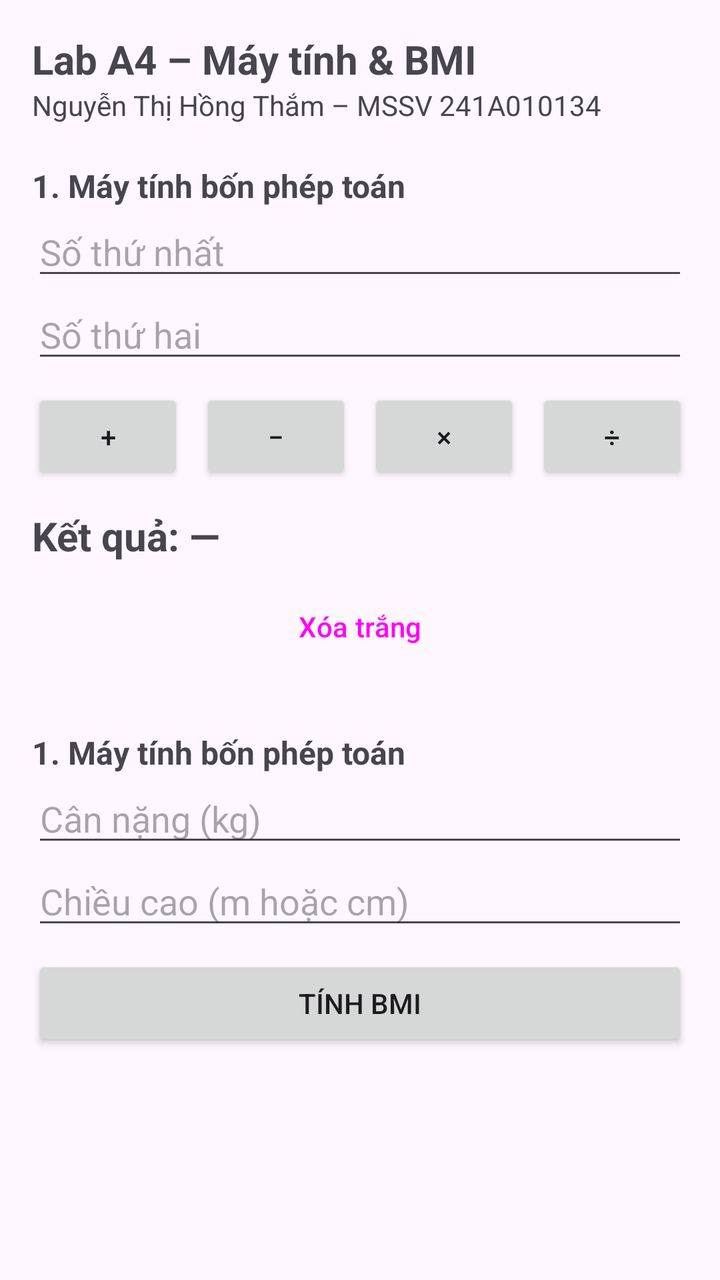
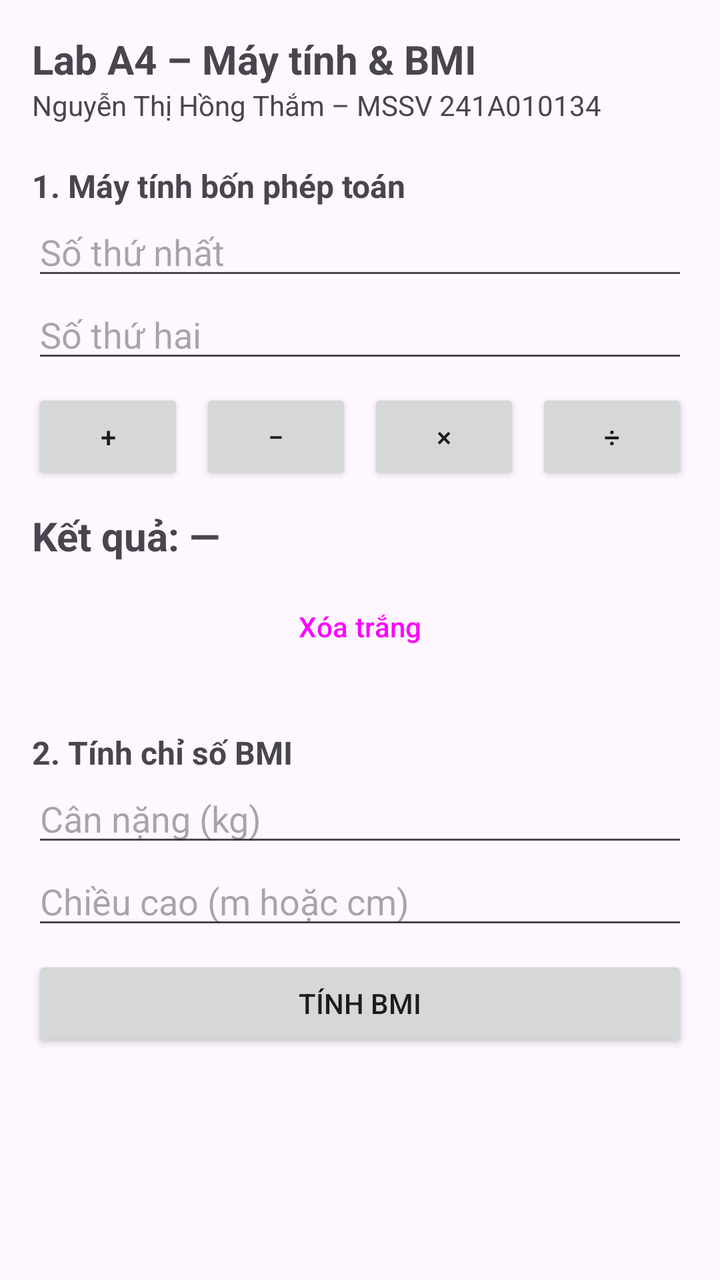

Two renders of the same Android screen: before a commit and after it. Below are the layout's source before the change and the commit's diff.
<!-- AndroidManifest.xml: application theme Theme.A4_241A010134 -->
<!-- res/layout/activity_main.xml -->
<?xml version="1.0" encoding="utf-8"?>
<ScrollView xmlns:android="http://schemas.android.com/apk/res/android"
    android:id="@+id/main"
    android:layout_width="match_parent"
    android:layout_height="match_parent">

    <LinearLayout
        android:layout_width="match_parent"
        android:layout_height="wrap_content"
        android:orientation="vertical"
        android:padding="16dp">

        <TextView
            android:layout_width="wrap_content"
            android:layout_height="wrap_content"
            android:text="@string/title"
            android:textSize="20sp"
            android:textStyle="bold" />

        <TextView
            android:layout_width="wrap_content"
            android:layout_height="wrap_content"
            android:text="@string/student"
            android:textSize="14sp" />

        
        <TextView
            android:layout_width="wrap_content"
            android:layout_height="wrap_content"
            android:layout_marginTop="20dp"
            android:text="@string/section_calc"
            android:textSize="16sp"
            android:textStyle="bold" />

        <EditText
            android:id="@+id/edtSoA"
            android:layout_width="match_parent"
            android:layout_height="wrap_content"
            android:hint="@string/hint_a"
            android:importantForAutofill="no"
            android:inputType="numberDecimal|numberSigned" />

        <EditText
            android:id="@+id/edtSoB"
            android:layout_width="match_parent"
            android:layout_height="wrap_content"
            android:hint="@string/hint_b"
            android:importantForAutofill="no"
            android:inputType="numberDecimal|numberSigned" />

        <LinearLayout
            android:layout_width="match_parent"
            android:layout_height="wrap_content"
            android:layout_marginTop="8dp"
            android:orientation="horizontal">

            <Button
                android:id="@+id/btnCong"
                android:layout_width="0dp"
                android:layout_height="wrap_content"
                android:layout_weight="1"
                android:text="@string/op_add" />

            <Button
                android:id="@+id/btnTru"
                android:layout_width="0dp"
                android:layout_height="wrap_content"
                android:layout_marginStart="8dp"
                android:layout_weight="1"
                android:text="@string/op_sub" />

            <Button
                android:id="@+id/btnNhan"
                android:layout_width="0dp"
                android:layout_height="wrap_content"
                android:layout_marginStart="8dp"
                android:layout_weight="1"
                android:text="@string/op_mul" />

            <Button
                android:id="@+id/btnChia"
                android:layout_width="0dp"
                android:layout_height="wrap_content"
                android:layout_marginStart="8dp"
                android:layout_weight="1"
                android:text="@string/op_div" />
        </LinearLayout>

        <TextView
            android:id="@+id/tvKetQua"
            android:layout_width="match_parent"
            android:layout_height="wrap_content"
            android:layout_marginTop="12dp"
            android:text="@string/result_placeholder"
            android:textSize="20sp"
            android:textStyle="bold" />

        <Button
            android:id="@+id/btnXoa"
            style="?attr/materialButtonOutlinedStyle"
            android:layout_width="match_parent"
            android:layout_height="wrap_content"
            android:layout_marginTop="8dp"
            android:text="@string/clear" />

        
        <TextView
            android:layout_width="wrap_content"
            android:layout_height="wrap_content"
            android:layout_marginTop="28dp"
            android:text="@string/section_calc"
            android:textSize="16sp"
            android:textStyle="bold" />

        <EditText
            android:id="@+id/edtCanNang"
            android:layout_width="match_parent"
            android:layout_height="wrap_content"
            android:hint="@string/hint_weight"
            android:importantForAutofill="no"
            android:inputType="numberDecimal" />

        <EditText
            android:id="@+id/edtChieuCao"
            android:layout_width="match_parent"
            android:layout_height="wrap_content"
            android:hint="@string/hint_height"
            android:importantForAutofill="no"
            android:inputType="numberDecimal" />

        <Button
            android:id="@+id/btnTinhBmi"
            android:layout_width="match_parent"
            android:layout_height="wrap_content"
            android:layout_marginTop="8dp"
            android:text="@string/calc_bmi" />

        <TextView
            android:id="@+id/tvBmi"
            android:layout_width="match_parent"
            android:layout_height="wrap_content"
            android:layout_marginTop="12dp"
            android:textSize="20sp"
            android:textStyle="bold" />

        <TextView
            android:id="@+id/tvPhanLoai"
            android:layout_width="match_parent"
            android:layout_height="wrap_content"
            android:textSize="16sp" />
    </LinearLayout>
</ScrollView>
<!-- resources referenced by this layout -->
<resources>
  <string name="calc_bmi">Tính BMI</string>
  <string name="clear">Xóa trắng</string>
  <string name="hint_a">Số thứ nhất</string>
  <string name="hint_b">Số thứ hai</string>
  <string name="hint_height">Chiều cao (m hoặc cm)</string>
  <string name="hint_weight">Cân nặng (kg)</string>
  <string name="op_add">+</string>
  <string name="op_div">÷</string>
  <string name="op_mul">×</string>
  <string name="op_sub">−</string>
  <string name="result_placeholder">Kết quả: —</string>
  <string name="section_calc">1. Máy tính bốn phép toán</string>
  <string name="student">Nguyễn Thị Hồng Thắm – MSSV 241A010134</string>
  <string name="title">Lab A4 – Máy tính &amp; BMI</string>
  <style name="Theme.A4_241A010134" parent="Base.Theme.A4_241A010134" />
  <style name="Base.Theme.A4_241A010134" parent="Theme.Material3.DayNight.NoActionBar">
          
          
      </style>
</resources>

<!-- the commit's change to res/layout/activity_main.xml (unified diff, before → after) -->
@@ -108,7 +108,7 @@
             android:layout_width="wrap_content"
             android:layout_height="wrap_content"
             android:layout_marginTop="28dp"
-            android:text="@string/section_calc"
+            android:text="@string/section_bmi"
             android:textSize="16sp"
             android:textStyle="bold" />
 
<!-- resource entries referenced after the edit -->
@@ -11,6 +11,7 @@
   <string name="op_mul">×</string>
   <string name="op_sub">−</string>
   <string name="result_placeholder">Kết quả: —</string>
+  <string name="section_bmi">2. Tính chỉ số BMI</string>
   <string name="section_calc">1. Máy tính bốn phép toán</string>
   <string name="student">Nguyễn Thị Hồng Thắm – MSSV 241A010134</string>
   <string name="title">Lab A4 – Máy tính &amp; BMI</string>
